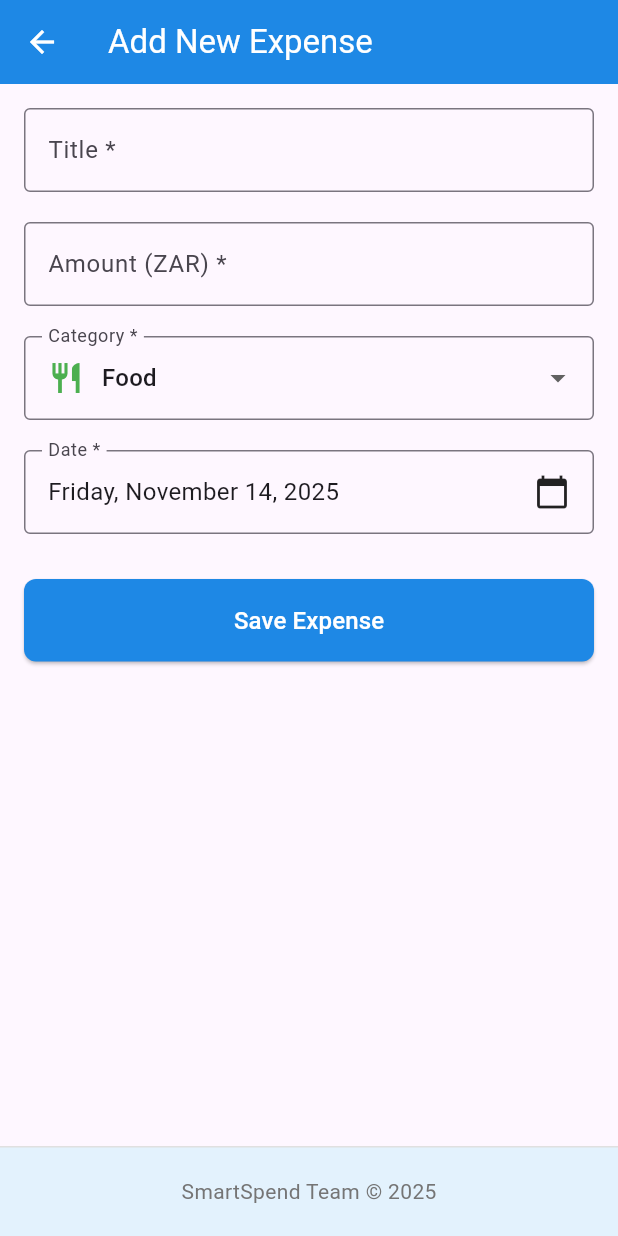
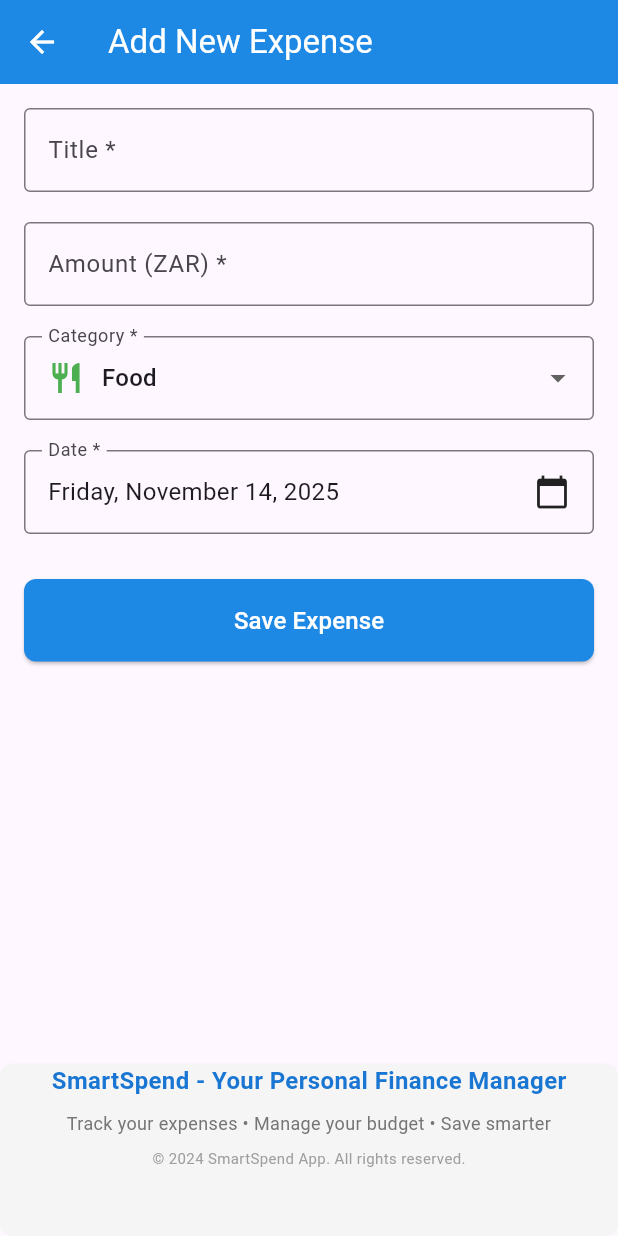
Before and after one commit to 16LouisM/FlutterPrep, a Flutter app: the screen it shows once a user with an empty profile is signed in, after a tap on the "add" icon, on a phone screen of 412 x 824 dp. Run offline on Flutter 3.47's test engine with Material 3 defaults, Android fonts, the light colour scheme and no system bars; our stand-ins replace cloud_firestore, firebase_auth, firebase_core; accounts and stored records are empty.

Commit message:
new footer designed and added across all pages.

```diff
--- a/lib/pages/add_expense_page.dart
+++ b/lib/pages/add_expense_page.dart
@@ -304,7 +304,6 @@
 // //     super.dispose();
 // //   }
 // // }
-
 
 // import 'package:flutter/material.dart';
 // import 'package:flutter_prep/pages/login_page.dart';
@@ -704,8 +703,6 @@
 //       );
 // }
 
-
-
 import 'package:flutter/material.dart';
 import 'package:intl/intl.dart' as intl;
 import 'package:cloud_firestore/cloud_firestore.dart';
@@ -715,11 +712,7 @@ class AddExpensePage extends StatefulWidget {
   final String? expenseId;
   final Map<String, dynamic>? existingData;
 
-  const AddExpensePage({
-    super.key,
-    this.expenseId,
-    this.existingData,
-  });
+  const AddExpensePage({super.key, this.expenseId, this.existingData});
 
   @override
   State<AddExpensePage> createState() => _AddExpensePageState();
@@ -786,8 +779,9 @@ class _AddExpensePageState extends State<AddExpensePage> {
     };
 
     try {
-      final userDoc =
-          FirebaseFirestore.instance.collection('users').doc(user.uid);
+      final userDoc = FirebaseFirestore.instance
+          .collection('users')
+          .doc(user.uid);
 
       if (widget.expenseId != null) {
         // ✅ Update existing expense
@@ -804,9 +798,11 @@ class _AddExpensePageState extends State<AddExpensePage> {
       if (!mounted) return;
       ScaffoldMessenger.of(context).showSnackBar(
         SnackBar(
-          content: Text(widget.expenseId != null
+          content: Text(
+            widget.expenseId != null
                 ? 'Expense updated successfully!'
-              : 'Expense saved successfully!'),
+                : 'Expense saved successfully!',
+          ),
           backgroundColor: Colors.green,
         ),
       );
@@ -849,7 +845,8 @@ class _AddExpensePageState extends State<AddExpensePage> {
                   hintText: 'e.g., Groceries, Uber, Movie Tickets',
                   border: OutlineInputBorder(),
                 ),
-                validator: (value) =>
+                validator:
+                    (value) =>
                         (value == null || value.isEmpty)
                             ? 'Please enter a title'
                             : null,
@@ -865,8 +862,9 @@ class _AddExpensePageState extends State<AddExpensePage> {
                   prefixText: 'R ',
                   border: OutlineInputBorder(),
                 ),
-                keyboardType:
-                    const TextInputType.numberWithOptions(decimal: true),
+                keyboardType: const TextInputType.numberWithOptions(
+                  decimal: true,
+                ),
                 validator: (value) {
                   if (value == null || value.isEmpty) {
                     return 'Please enter the amount spent';
@@ -887,7 +885,8 @@ class _AddExpensePageState extends State<AddExpensePage> {
                   labelText: 'Category *',
                   border: OutlineInputBorder(),
                 ),
-                items: _categories.map((category) {
+                items:
+                    _categories.map((category) {
                       return DropdownMenuItem(
                         value: category,
                         child: Row(
@@ -902,7 +901,8 @@ class _AddExpensePageState extends State<AddExpensePage> {
                         ),
                       );
                     }).toList(),
-                onChanged: (value) => setState(() {
+                onChanged:
+                    (value) => setState(() {
                       _selectedCategory = value!;
                     }),
               ),
@@ -920,8 +920,9 @@ class _AddExpensePageState extends State<AddExpensePage> {
                     mainAxisAlignment: MainAxisAlignment.spaceBetween,
                     children: [
                       Text(
-                        intl.DateFormat('EEEE, MMMM d, yyyy')
-                            .format(_selectedDate),
+                        intl.DateFormat(
+                          'EEEE, MMMM d, yyyy',
+                        ).format(_selectedDate),
                         style: const TextStyle(fontSize: 16),
                       ),
                       const Icon(Icons.calendar_today),
@@ -955,18 +956,33 @@ class _AddExpensePageState extends State<AddExpensePage> {
         ),
       ),
       bottomNavigationBar: Container(
-        height: 60,
+        height: 115,
         decoration: BoxDecoration(
-          color: Colors.blue.shade50,
-          border: Border(
-            top: BorderSide(width: 1, color: Colors.grey.shade300),
+          color: Colors.grey.shade100,
+          borderRadius: BorderRadius.circular(8),
+        ),
+        child: Column(
+          children: [
+            Text(
+              'SmartSpend - Your Personal Finance Manager',
+              style: TextStyle(
+                fontSize: 16,
+                fontWeight: FontWeight.bold,
+                color: Colors.blue.shade700,
               ),
             ),
-        child: Center(
-          child: Text(
-            'SmartSpend Team © 2025',
-            style: TextStyle(color: Colors.grey.shade600),
+            const SizedBox(height: 8),
+            Text(
+              'Track your expenses • Manage your budget • Save smarter',
+              style: TextStyle(fontSize: 12, color: Colors.grey.shade600),
+              textAlign: TextAlign.center,
             ),
+            const SizedBox(height: 8),
+            Text(
+              '© 2024 SmartSpend App. All rights reserved.',
+              style: TextStyle(fontSize: 10, color: Colors.grey.shade500),
+            ),
+          ],
         ),
       ),
     );
--- a/lib/pages/dashboard_page.dart
+++ b/lib/pages/dashboard_page.dart
@@ -437,7 +437,6 @@
 // //   }
 // // }
 
-
 // import 'package:flutter/material.dart';
 // import 'package:flutter_prep/pages/login_page.dart';
 // import 'package:provider/provider.dart';
@@ -783,7 +782,6 @@ import 'package:flutter/material.dart';
 import 'package:flutter_prep/pages/login_page.dart';
 import 'package:provider/provider.dart';
 import 'package:cloud_firestore/cloud_firestore.dart';
-import 'package:firebase_auth/firebase_auth.dart';
 import 'package:flutter_prep/widgets/summary_card.dart';
 import 'package:flutter_prep/services/auth_service.dart';
 import 'package:flutter_prep/pages/add_expense_page.dart';
@@ -798,8 +796,6 @@ class DashboardPage extends StatefulWidget {
 }
 
 class _DashboardPageState extends State<DashboardPage> {
-  String? _selectedCategory;
-
   Future<void> _logout(BuildContext context) async {
     final authService = Provider.of<AuthService>(context, listen: false);
     try {
@@ -807,7 +803,8 @@ class _DashboardPageState extends State<DashboardPage> {
       if (!mounted) return;
       await showDialog(
         context: context,
-        builder: (context) => AlertDialog(
+        builder:
+            (context) => AlertDialog(
               title: const Text('Logged Out'),
               content: const Text('You have been logged out successfully.'),
               actions: [
@@ -816,7 +813,9 @@ class _DashboardPageState extends State<DashboardPage> {
                     Navigator.of(context).pop();
                     Navigator.pushAndRemoveUntil(
                       context,
-                  MaterialPageRoute(builder: (context) => const LoginPage()),
+                      MaterialPageRoute(
+                        builder: (context) => const LoginPage(),
+                      ),
                       (route) => false,
                     );
                   },
@@ -860,10 +859,12 @@ class _DashboardPageState extends State<DashboardPage> {
           ),
         ],
       ),
-      body: user == null
+      body:
+          user == null
               ? const Center(child: Text('Please log in'))
               : StreamBuilder<QuerySnapshot>(
-              stream: FirebaseFirestore.instance
+                stream:
+                    FirebaseFirestore.instance
                         .collection('users')
                         .doc(user.uid)
                         .collection('expenses')
@@ -906,7 +907,9 @@ class _DashboardPageState extends State<DashboardPage> {
 
                   int totalCategories = categoryTotals.keys.length;
                   double average =
-                    totalCategories > 0 ? totalThisMonth / totalCategories : 0;
+                      totalCategories > 0
+                          ? totalThisMonth / totalCategories
+                          : 0;
 
                   return Padding(
                     padding: const EdgeInsets.all(16.0),
@@ -916,13 +919,17 @@ class _DashboardPageState extends State<DashboardPage> {
                         Text(
                           'Welcome back, ${user.email?.split('@').first ?? 'User'}!',
                           style: const TextStyle(
-                            fontSize: 24, fontWeight: FontWeight.bold),
+                            fontSize: 24,
+                            fontWeight: FontWeight.bold,
+                          ),
                         ),
                         const SizedBox(height: 8),
                         Text(
                           'Here\'s your spending overview',
                           style: TextStyle(
-                            fontSize: 16, color: Colors.grey.shade600),
+                            fontSize: 16,
+                            color: Colors.grey.shade600,
+                          ),
                         ),
                         const SizedBox(height: 24),
 
@@ -975,27 +982,36 @@ class _DashboardPageState extends State<DashboardPage> {
                         const Text(
                           'Recent Expenses',
                           style: TextStyle(
-                            fontSize: 20, fontWeight: FontWeight.bold),
+                            fontSize: 20,
+                            fontWeight: FontWeight.bold,
+                          ),
                         ),
                         const SizedBox(height: 8),
                         Text(
                           '💡 Double-tap an expense to view and manage it.',
                           style: TextStyle(
-                            fontSize: 14, color: Colors.grey.shade600),
+                            fontSize: 14,
+                            color: Colors.grey.shade600,
+                          ),
                         ),
                         const SizedBox(height: 16),
 
                         Expanded(
                           child: ListView(
-                          children: expenses.map((doc) {
-                            final data = doc.data() as Map<String, dynamic>;
+                            children:
+                                expenses.map((doc) {
+                                  final data =
+                                      doc.data() as Map<String, dynamic>;
                                   final title = data['title'] ?? 'No title';
-                            final amount = (data['amount'] ?? 0).toDouble();
+                                  final amount =
+                                      (data['amount'] ?? 0).toDouble();
                                   final category = data['category'] ?? 'Other';
-                            final date = (data['date'] as Timestamp).toDate();
+                                  final date =
+                                      (data['date'] as Timestamp).toDate();
 
                                   return GestureDetector(
-                              onDoubleTap: () => _showExpenseDetail(
+                                    onDoubleTap:
+                                        () => _showExpenseDetail(
                                           context,
                                           user.uid,
                                           doc.id,
@@ -1021,6 +1037,47 @@ class _DashboardPageState extends State<DashboardPage> {
                                 }).toList(),
                           ),
                         ),
+
+                        // Footer Section
+                        Container(
+                          width: double.infinity,
+                          padding: const EdgeInsets.all(16.0),
+                          margin: const EdgeInsets.only(top: 20),
+                          decoration: BoxDecoration(
+                            color: Colors.grey.shade100,
+                            borderRadius: BorderRadius.circular(8),
+                          ),
+                          child: Column(
+                            children: [
+                              Text(
+                                'SmartSpend - Your Personal Finance Manager',
+                                style: TextStyle(
+                                  fontSize: 16,
+                                  fontWeight: FontWeight.bold,
+                                  color: Colors.blue.shade700,
+                                ),
+                              ),
+                              const SizedBox(height: 8),
+                              Text(
+                                'Track your expenses • Manage your budget • Save smarter',
+                                style: TextStyle(
+                                  fontSize: 12,
+                                  color: Colors.grey.shade600,
+                                ),
+                                textAlign: TextAlign.center,
+                              ),
+                              const SizedBox(height: 8),
+                              Text(
+                                '© 2024 SmartSpend App. All rights reserved.',
+                                style: TextStyle(
+                                  fontSize: 10,
+                                  color: Colors.grey.shade500,
+                                ),
+                              ),
+                            ],
+                          ),
+                        ),
+                        const SizedBox(height: 16),
                       ],
                     ),
                   );
@@ -1056,7 +1113,8 @@ class _DashboardPageState extends State<DashboardPage> {
       shape: const RoundedRectangleBorder(
         borderRadius: BorderRadius.vertical(top: Radius.circular(16)),
       ),
-      builder: (context) => Padding(
+      builder:
+          (context) => Padding(
             padding: const EdgeInsets.all(20),
             child: Column(
               mainAxisSize: MainAxisSize.min,
@@ -1064,7 +1122,9 @@ class _DashboardPageState extends State<DashboardPage> {
                 Text(
                   title,
                   style: const TextStyle(
-                  fontSize: 22, fontWeight: FontWeight.bold),
+                    fontSize: 22,
+                    fontWeight: FontWeight.bold,
+                  ),
                 ),
                 const SizedBox(height: 10),
                 Text(
@@ -1100,7 +1160,8 @@ class _DashboardPageState extends State<DashboardPage> {
                         Navigator.push(
                           context,
                           MaterialPageRoute(
-                        builder: (context) => AddExpensePage(
+                            builder:
+                                (context) => AddExpensePage(
                                   expenseId: expenseId,
                                   existingData: data,
                                 ),
@@ -1119,17 +1180,21 @@ class _DashboardPageState extends State<DashboardPage> {
                         Navigator.pop(context);
                         final confirm = await showDialog<bool>(
                           context: context,
-                      builder: (context) => AlertDialog(
+                          builder:
+                              (context) => AlertDialog(
                                 title: const Text('Delete Expense'),
                                 content: const Text(
-                            'Are you sure you want to delete this expense?'),
+                                  'Are you sure you want to delete this expense?',
+                                ),
                                 actions: [
                                   TextButton(
-                            onPressed: () => Navigator.pop(context, false),
+                                    onPressed:
+                                        () => Navigator.pop(context, false),
                                     child: const Text('Cancel'),
                                   ),
                                   TextButton(
-                            onPressed: () => Navigator.pop(context, true),
+                                    onPressed:
+                                        () => Navigator.pop(context, true),
                                     child: const Text('Delete'),
                                   ),
                                 ],
@@ -1166,10 +1231,7 @@ class _DashboardPageState extends State<DashboardPage> {
       children: [
         Icon(Icons.receipt_long, size: 64, color: Colors.grey.shade400),
         const SizedBox(height: 16),
-            const Text(
-              'No expenses yet',
-              style: TextStyle(fontSize: 18),
-            ),
+        const Text('No expenses yet', style: TextStyle(fontSize: 18)),
         const SizedBox(height: 8),
         const Text('Tap + to add your first expense'),
       ],
```
Also changed, not shown: lib/pages/login_page.dart (+32 -10 lines), lib/pages/sign_up_page.dart (+25 -10 lines). Lines whose indentation alone changed are shown as unchanged.
